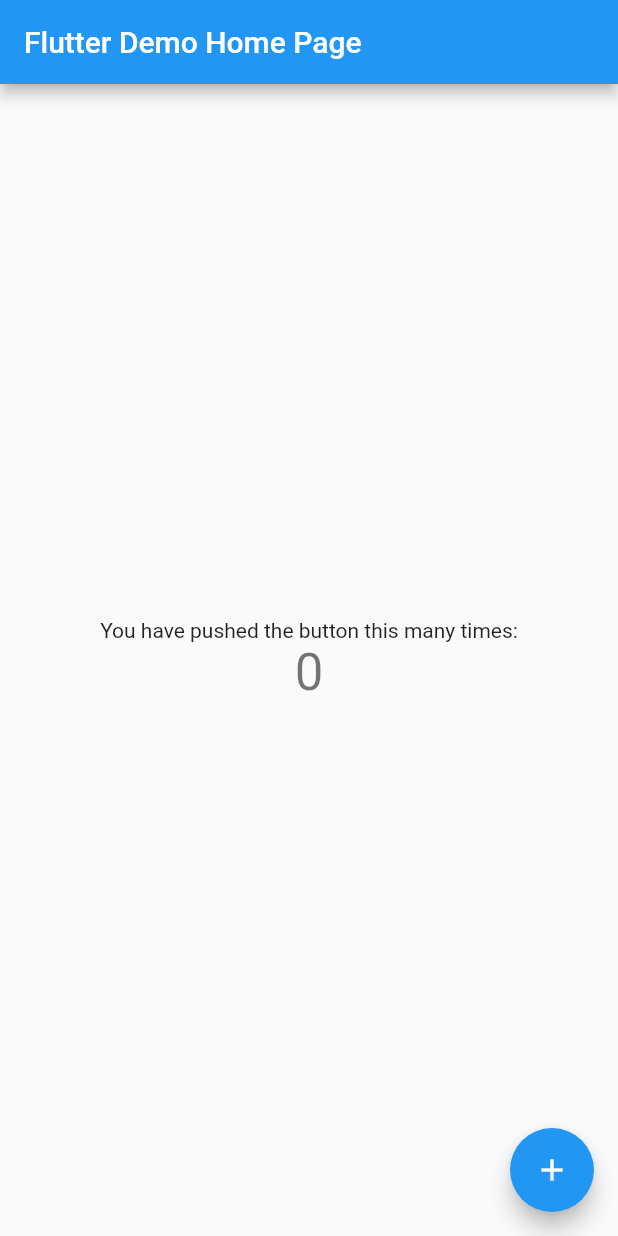
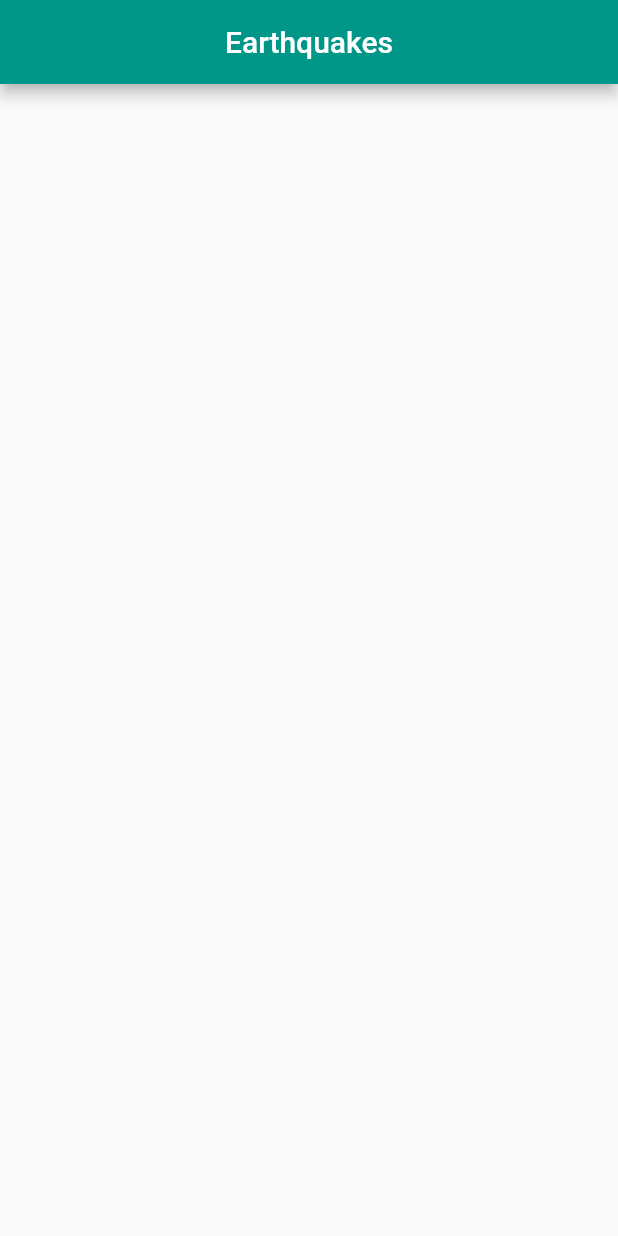
Before and after one commit to akshatshah/quake_app, a Flutter app: the screen it shows after launch, on a phone screen of 412 x 824 dp. Run offline on Flutter 3.47's test engine with Material 2 defaults, Android fonts, the phone set to English and light mode, and no system bars; network calls fail.

Commit message:
Getting the JSON format data from the API

```diff
--- a/quake_app/lib/main.dart
+++ b/quake_app/lib/main.dart
@@ -1,111 +1,38 @@
 import 'package:flutter/material.dart';
+import 'dart:async';
+import 'dart:convert';
+import 'package:http/http.dart' as http ;
 
-void main() => runApp(MyApp());
+void main() async {
 
-class MyApp extends StatelessWidget {
-  // This widget is the root of your application.
-  @override
-  Widget build(BuildContext context) {
-    return MaterialApp(
-      title: 'Flutter Demo',
-      theme: ThemeData(
-        // This is the theme of your application.
-        //
-        // Try running your application with "flutter run". You'll see the
-        // application has a blue toolbar. Then, without quitting the app, try
-        // changing the primarySwatch below to Colors.green and then invoke
-        // "hot reload" (press "r" in the console where you ran "flutter run",
-        // or simply save your changes to "hot reload" in a Flutter IDE).
-        // Notice that the counter didn't reset back to zero; the application
-        // is not restarted.
-        primarySwatch: Colors.blue,
-      ),
-      home: MyHomePage(title: 'Flutter Demo Home Page'),
-    );
-  }
+  List _data = await getQuakes();
+
+  runApp(new MaterialApp(
+    title: 'Earthquakes',
+    home: new Quakes(),
+    debugShowCheckedModeBanner: false,
+  ));
 }
 
-class MyHomePage extends StatefulWidget {
-  MyHomePage({Key key, this.title}) : super(key: key);
-
-  // This widget is the home page of your application. It is stateful, meaning
-  // that it has a State object (defined below) that contains fields that affect
-  // how it looks.
-
-  // This class is the configuration for the state. It holds the values (in this
-  // case the title) provided by the parent (in this case the App widget) and
-  // used by the build method of the State. Fields in a Widget subclass are
-  // always marked "final".
-
-  final String title;
-
-  @override
-  _MyHomePageState createState() => _MyHomePageState();
-}
-
-class _MyHomePageState extends State<MyHomePage> {
-  int _counter = 0;
-
-  void _incrementCounter() {
-    setState(() {
-      // This call to setState tells the Flutter framework that something has
-      // changed in this State, which causes it to rerun the build method below
-      // so that the display can reflect the updated values. If we changed
-      // _counter without calling setState(), then the build method would not be
-      // called again, and so nothing would appear to happen.
-      _counter++;
-    });
-  }
+class Quakes extends StatelessWidget {
 
   @override
   Widget build(BuildContext context) {
-    // This method is rerun every time setState is called, for instance as done
-    // by the _incrementCounter method above.
-    //
-    // The Flutter framework has been optimized to make rerunning build methods
-    // fast, so that you can just rebuild anything that needs updating rather
-    // than having to individually change instances of widgets.
-    return Scaffold(
-      appBar: AppBar(
-        // Here we take the value from the MyHomePage object that was created by
-        // the App.build method, and use it to set our appbar title.
-        title: Text(widget.title),
+    return new Scaffold(
+      appBar: new AppBar(
+        title: new Text('Earthquakes'),
+        centerTitle: true,
+        backgroundColor: Colors.teal,
       ),
-      body: Center(
-        // Center is a layout widget. It takes a single child and positions it
-        // in the middle of the parent.
-        child: Column(
-          // Column is also layout widget. It takes a list of children and
-          // arranges them vertically. By default, it sizes itself to fit its
-          // children horizontally, and tries to be as tall as its parent.
-          //
-          // Invoke "debug painting" (press "p" in the console, choose the
-          // "Toggle Debug Paint" action from the Flutter Inspector in Android
-          // Studio, or the "Toggle Debug Paint" command in Visual Studio Code)
-          // to see the wireframe for each widget.
-          //
-          // Column has various properties to control how it sizes itself and
-          // how it positions its children. Here we use mainAxisAlignment to
-          // center the children vertically; the main axis here is the vertical
-          // axis because Columns are vertical (the cross axis would be
-          // horizontal).
-          mainAxisAlignment: MainAxisAlignment.center,
-          children: <Widget>[
-            Text(
-              'You have pushed the button this many times:',
-            ),
-            Text(
-              '$_counter',
-              style: Theme.of(context).textTheme.display1,
-            ),
-          ],
-        ),
-      ),
-      floatingActionButton: FloatingActionButton(
-        onPressed: _incrementCounter,
-        tooltip: 'Increment',
-        child: Icon(Icons.add),
-      ), // This trailing comma makes auto-formatting nicer for build methods.
     );
   }
+
 }
+
+Future<List> getQuakes() async {
+  String apiUrl ='https://earthquake.usgs.gov/earthquakes/feed/v1.0/summary/all_day.geojson';
+
+  http.Response response =await http.get(apiUrl);
+
+  return jsonDecode(response.body);
+}
--- a/quake_app/pubspec.yaml
+++ b/quake_app/pubspec.yaml
@@ -23,6 +23,7 @@ dependencies:
   # The following adds the Cupertino Icons font to your application.
   # Use with the CupertinoIcons class for iOS style icons.
   cupertino_icons: ^0.1.2
+  http: ^0.12.0+2
 
 dev_dependencies:
   flutter_test:
```
Also changed, not shown: quake_app/pubspec.lock, 1 other file.
